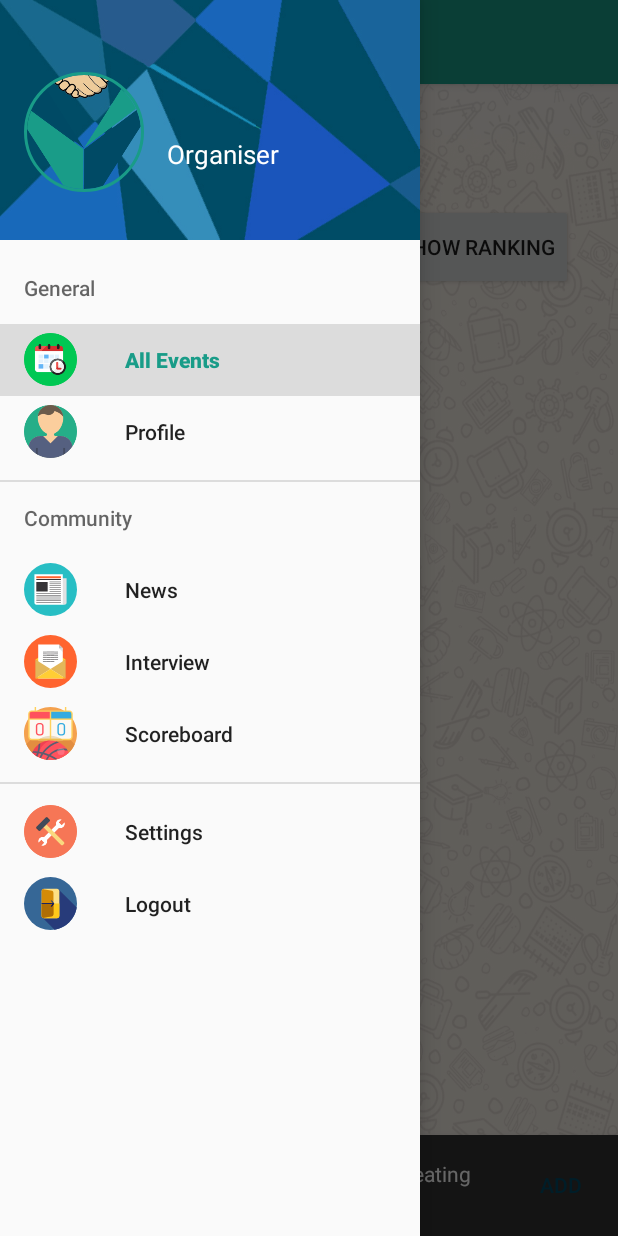
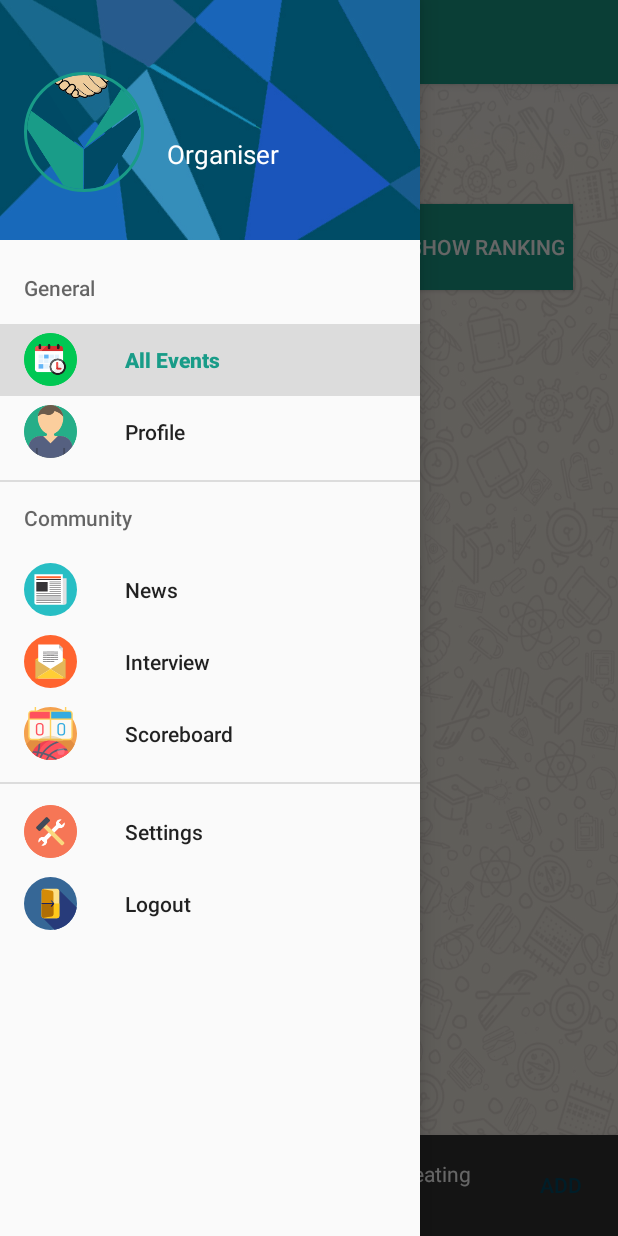
Before and after one commit to PopPaulTudor/VolteemV1.0, an Android app: the fragment OrganiserScoreboardFragment placed in its activity, with the side drawer open, on a phone screen of 412 x 824 dp. Run offline under Robolectric (Android 15) with nearby library versions, the phone set to English and light mode, and no system bars; our stand-ins replace CircleImageView, Firebase (no records; nobody signed in at launch, a user with empty details on screens opened directly), Picasso; 2 statements that could not run were skipped.

Commit message:
design changes

```diff
--- a/VolunteerApp/app/src/main/java/com/volunteer/thc/volunteerapp/model/Volunteer.java
+++ b/VolunteerApp/app/src/main/java/com/volunteer/thc/volunteerapp/model/Volunteer.java
@@ -1,4 +1,6 @@
 package com.volunteer.thc.volunteerapp.model;
+
+
 
 /**
  * Created by Cristi on 6/14/2017.
@@ -87,4 +89,6 @@ public class Volunteer {
     public void setGender(String gender) {
         this.gender = gender;
     }
+
+
 }
--- a/VolunteerApp/app/src/main/java/com/volunteer/thc/volunteerapp/presentation/ConversationActivity.java
+++ b/VolunteerApp/app/src/main/java/com/volunteer/thc/volunteerapp/presentation/ConversationActivity.java
@@ -136,7 +136,7 @@ public class ConversationActivity extends AppCompatActivity {
     public boolean onCreateOptionsMenu(Menu menu) {
         getMenuInflater().inflate(R.menu.menu_chat, menu);
         MenuItem acceptVolunteer = menu.findItem(R.id.chat_accept_volunteer);
-        final int position = getIntent().getIntExtra("position", 0);
+        final String positionId = getIntent().getStringExtra("id");
         String parentClass = getIntent().getStringExtra("class");
         if (!parentClass.equals("adapter")) {
             acceptVolunteer.setVisible(false);
@@ -160,7 +160,7 @@ public class ConversationActivity extends AppCompatActivity {
                                 @Override
                                 public void onClick(DialogInterface dialogInterface, int i) {
 
-                                    OrganiserSingleEventRegisteredUsersFragment.adapter.acceptVolunteer(position, ConversationActivity.this);
+                                    OrganiserSingleEventRegisteredUsersFragment.adapter.acceptVolunteer(positionId, ConversationActivity.this);
                                     OrganiserSingleEventRegisteredUsersFragment.adapter.notifyDataSetChanged();
                                     finish();
 
--- a/VolunteerApp/app/src/main/res/layout/activity_converation.xml
+++ b/VolunteerApp/app/src/main/res/layout/activity_converation.xml
@@ -14,11 +14,12 @@
 
     <RelativeLayout
         android:id="@+id/input_view"
-        android:layout_width="340dp"
+        android:layout_width="match_parent"
         android:layout_height="50dp"
         android:layout_alignParentBottom="true"
         android:layout_marginBottom="5dp"
         android:layout_marginLeft="10dp"
+        android:layout_marginRight="10dp"
         android:background="@drawable/chat_element_sent">
 
         <EditText
@@ -38,7 +39,8 @@
             android:layout_width="30dp"
             android:layout_height="30dp"
             android:layout_centerVertical="true"
-            android:layout_toEndOf="@+id/input_conversation"
+            android:layout_alignParentEnd="true"
+            android:layout_marginRight="5dp"
             android:src="@drawable/ic_send_black" />
 
     </RelativeLayout>
--- a/VolunteerApp/app/src/main/res/layout/fragment_organiser_scoreboard.xml
+++ b/VolunteerApp/app/src/main/res/layout/fragment_organiser_scoreboard.xml
@@ -61,7 +61,11 @@
         android:layout_above="@+id/leaderboardRecView"
         android:layout_alignEnd="@+id/leaderboardRecView"
         android:layout_alignTop="@+id/experienceText"
-        android:text="SHOW RANKING" />
+        android:background="@color/colorPrimary"
+        android:paddingRight="5dp"
+        android:paddingLeft="5dp"
+        android:text="SHOW RANKING"
+        android:textColor="@color/white" />
 
     <android.support.v7.widget.RecyclerView
         android:id="@+id/leaderboardRecView"
--- a/VolunteerApp/app/src/main/res/layout/fragment_volunteer_scoreboard.xml
+++ b/VolunteerApp/app/src/main/res/layout/fragment_volunteer_scoreboard.xml
@@ -50,6 +50,8 @@
         android:layout_height="wrap_content"
         android:layout_above="@+id/leaderboardRecView"
         android:layout_alignEnd="@+id/leaderboardRecView"
+        android:background="@color/colorPrimary"
+        android:textColor="@color/white"
         android:layout_alignTop="@+id/experienceText"
         android:text="SHOW RANKING" />
 
```
Also changed, not shown: VolunteerApp/app/src/main/java/com/volunteer/thc/volunteerapp/adaptor/EventVolunteersAdapter.java (+31 -17 lines).
